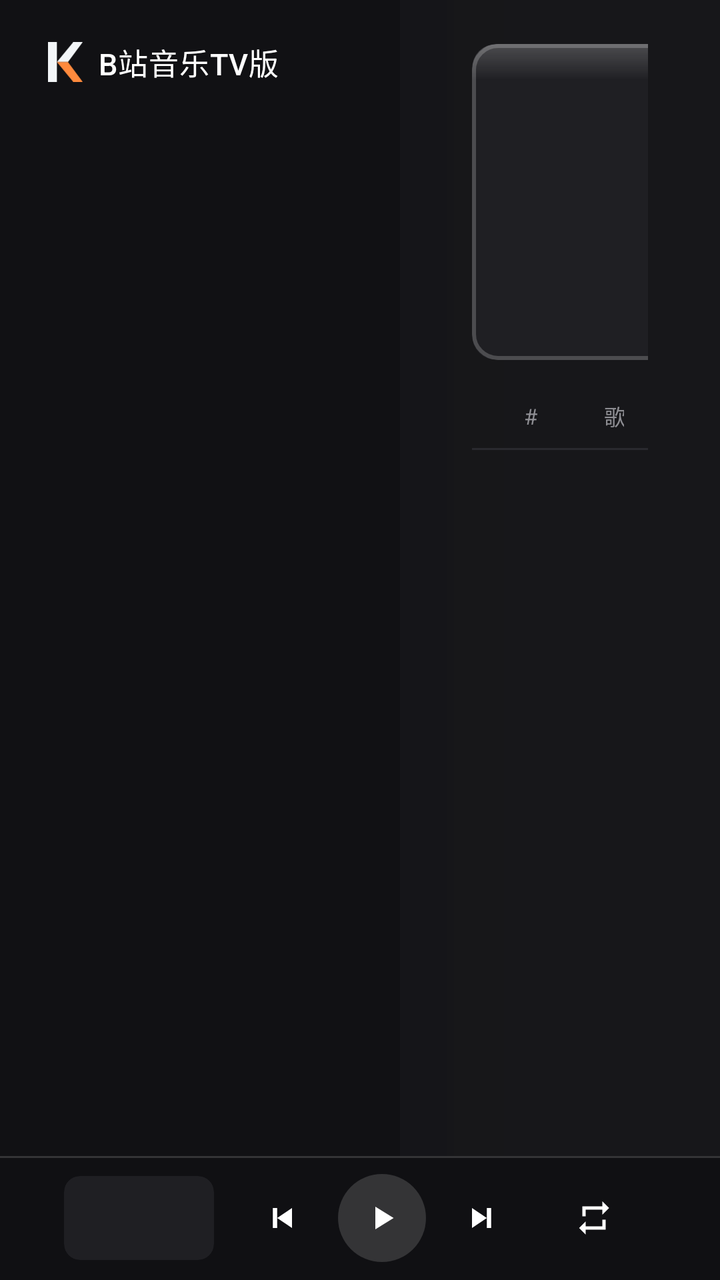
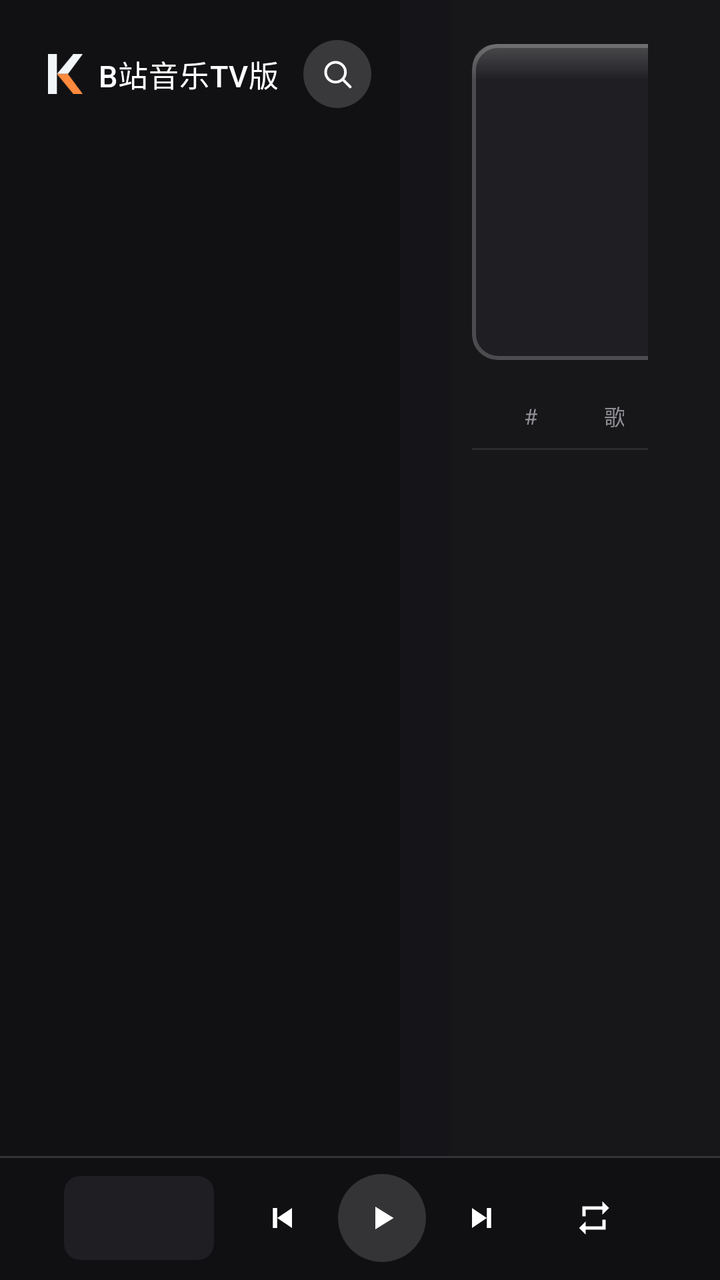

Screens rendered from an Android XML layout before and after an edit, with the pre-edit source and the edit as a unified diff.
<!-- AndroidManifest.xml: application theme Theme.KunPlayer -->
<!-- res/layout/home_stage.xml -->
<?xml version="1.0" encoding="utf-8"?>
<FrameLayout xmlns:android="http://schemas.android.com/apk/res/android"
    android:id="@+id/home_stage"
    android:layout_width="match_parent"
    android:layout_height="match_parent"
    android:background="@color/bg">

    
    <ImageView
        android:id="@+id/home_bg"
        android:layout_width="match_parent"
        android:layout_height="match_parent"
        android:alpha="0"
        android:contentDescription="@null"
        android:scaleType="centerCrop" />

    <View
        android:layout_width="match_parent"
        android:layout_height="match_parent"
        android:background="@drawable/home_scrim" />

    <LinearLayout
        android:layout_width="match_parent"
        android:layout_height="match_parent"
        android:orientation="horizontal"
        android:paddingBottom="62dp">

        <LinearLayout
            android:layout_width="200dp"
            android:layout_height="match_parent"
            android:background="@drawable/bg_sidebar"
            android:orientation="vertical"
            android:paddingStart="10dp"
            android:paddingTop="16dp"
            android:paddingEnd="10dp">

            
            <LinearLayout
                android:layout_width="wrap_content"
                android:layout_height="wrap_content"
                android:layout_marginStart="14dp"
                android:layout_marginTop="4dp"
                android:layout_marginBottom="14dp"
                android:gravity="center_vertical"
                android:orientation="horizontal">

                <ImageView
                    android:layout_width="wrap_content"
                    android:layout_height="20dp"
                    android:adjustViewBounds="true"
                    android:contentDescription="@null"
                    android:src="@drawable/ic_logo_k" />

                <TextView
                    android:layout_width="wrap_content"
                    android:layout_height="wrap_content"
                    android:layout_marginStart="8dp"
                    android:fontFamily="sans-serif-medium"
                    android:letterSpacing="0.02"
                    android:text="@string/app_name"
                    android:textColor="@color/text_primary"
                    android:textSize="15sp" />
            </LinearLayout>

            <LinearLayout
                android:id="@+id/home_nav"
                android:layout_width="match_parent"
                android:layout_height="wrap_content"
                android:orientation="vertical" />
        </LinearLayout>

        <LinearLayout
            android:layout_width="0dp"
            android:layout_height="match_parent"
            android:layout_weight="1"
            android:orientation="vertical"
            android:paddingStart="36dp"
            android:paddingTop="22dp"
            android:paddingEnd="36dp">

            
            <LinearLayout
                android:layout_width="match_parent"
                android:layout_height="wrap_content"
                android:gravity="center_vertical"
                android:orientation="horizontal">

                <FrameLayout
                    android:id="@+id/home_cover_box"
                    android:layout_width="280dp"
                    android:layout_height="158dp"
                    android:background="@drawable/bg_album"
                    android:clipToOutline="true">

                    <ImageView
                        android:id="@+id/home_cover"
                        android:layout_width="match_parent"
                        android:layout_height="match_parent"
                        android:contentDescription="@null"
                        android:scaleType="centerCrop" />

                    
                    <View
                        android:layout_width="match_parent"
                        android:layout_height="18dp"
                        android:layout_gravity="top"
                        android:background="@drawable/bg_cover_sheen" />

                    
                    <View
                        android:layout_width="match_parent"
                        android:layout_height="match_parent"
                        android:background="@drawable/bg_cover_edge" />
                </FrameLayout>

                <LinearLayout
                    android:layout_width="0dp"
                    android:layout_height="wrap_content"
                    android:layout_marginStart="24dp"
                    android:layout_weight="1"
                    android:orientation="vertical">

                    <TextView
                        android:id="@+id/home_title"
                        android:layout_width="match_parent"
                        android:layout_height="wrap_content"
                        android:ellipsize="end"
                        android:fontFamily="sans-serif-medium"
                        android:maxLines="1"
                        android:textColor="@color/text_primary"
                        android:textSize="26sp" />

                    <TextView
                        android:id="@+id/home_sub"
                        android:layout_width="match_parent"
                        android:layout_height="wrap_content"
                        android:layout_marginTop="6dp"
                        android:ellipsize="end"
                        android:maxLines="1"
                        android:textColor="@color/text_secondary"
                        android:textSize="13sp" />

                    <LinearLayout
                        android:layout_width="match_parent"
                        android:layout_height="wrap_content"
                        android:layout_marginTop="16dp"
                        android:gravity="center_vertical"
                        android:orientation="horizontal">

                        
                        <ImageView
                            android:id="@+id/home_refresh"
                            android:layout_width="34dp"
                            android:layout_height="34dp"
                            android:layout_marginEnd="10dp"
                            android:background="@drawable/bg_play_all"
                            android:clickable="true"
                            android:contentDescription="@string/home_refresh"
                            android:focusable="true"
                            android:focusableInTouchMode="true"
                            android:nextFocusRight="@id/home_play_all"
                            android:padding="8dp"
                            android:src="@drawable/ic_refresh"
                            android:tint="@color/text_primary"
                            android:visibility="gone" />

                        <TextView
                            android:id="@+id/home_play_all"
                            android:layout_width="wrap_content"
                            android:layout_height="34dp"
                            android:background="@drawable/bg_play_all"
                            android:clickable="true"
                            android:focusable="true"
                            android:focusableInTouchMode="true"
                            android:fontFamily="sans-serif-medium"
                            android:gravity="center"
                            android:paddingStart="20dp"
                            android:paddingEnd="20dp"
                            android:text="@string/home_play_all"
                            android:textColor="@color/play_all_text"
                            android:textSize="13sp" />

                        <TextView
                            android:id="@+id/home_count"
                            android:layout_width="wrap_content"
                            android:layout_height="wrap_content"
                            android:layout_marginStart="14dp"
                            android:textColor="@color/text_secondary"
                            android:textSize="12sp" />
                    </LinearLayout>

                    
                    <LinearLayout
                        android:id="@+id/home_fav_tools"
                        android:layout_width="match_parent"
                        android:layout_height="wrap_content"
                        android:layout_marginTop="12dp"
                        android:orientation="horizontal"
                        android:visibility="gone">

                        <TextView
                            android:id="@+id/home_fav_new"
                            android:layout_width="wrap_content"
                            android:layout_height="32dp"
                            android:background="@drawable/bg_play_all"
                            android:clickable="true"
                            android:focusable="true"
                            android:focusableInTouchMode="true"
                            android:gravity="center"
                            android:nextFocusRight="@id/home_fav_del"
                            android:paddingStart="16dp"
                            android:paddingEnd="16dp"
                            android:text="@string/fav_new_folder"
                            android:textColor="@color/play_all_text"
                            android:textSize="12sp" />

                        <TextView
                            android:id="@+id/home_fav_del"
                            android:layout_width="wrap_content"
                            android:layout_height="32dp"
                            android:layout_marginStart="10dp"
                            android:background="@drawable/bg_play_all"
                            android:clickable="true"
                            android:focusable="true"
                            android:focusableInTouchMode="true"
                            android:gravity="center"
                            android:nextFocusLeft="@id/home_fav_new"
                            android:paddingStart="16dp"
                            android:paddingEnd="16dp"
                            android:text="@string/fav_del_folder"
                            android:textColor="@color/play_all_text"
                            android:textSize="12sp" />
                    </LinearLayout>
                </LinearLayout>
            </LinearLayout>

            
            <LinearLayout
                android:id="@+id/home_cols"
                android:layout_width="match_parent"
                android:layout_height="24dp"
                android:layout_marginTop="16dp"
                android:gravity="center_vertical"
                android:orientation="horizontal"
                android:paddingStart="12dp"
                android:paddingEnd="12dp">

                <Space
                    android:layout_width="14dp"
                    android:layout_height="1dp" />

                <TextView
                    android:layout_width="28dp"
                    android:layout_height="wrap_content"
                    android:text="@string/home_col_index"
                    android:textColor="@color/text_secondary"
                    android:textSize="11sp" />

                <TextView
                    android:layout_width="0dp"
                    android:layout_height="wrap_content"
                    android:layout_weight="1"
                    android:text="@string/home_col_song"
                    android:textColor="@color/text_secondary"
                    android:textSize="11sp" />

                <TextView
                    android:layout_width="190dp"
                    android:layout_height="wrap_content"
                    android:layout_marginStart="12dp"
                    android:text="@string/home_col_artist"
                    android:textColor="@color/text_secondary"
                    android:textSize="11sp" />

                <TextView
                    android:layout_width="56dp"
                    android:layout_height="wrap_content"
                    android:gravity="end"
                    android:text="@string/home_col_dur"
                    android:textColor="@color/text_secondary"
                    android:textSize="11sp" />
            </LinearLayout>

            <View
                android:layout_width="match_parent"
                android:layout_height="1dp"
                android:layout_marginTop="4dp"
                android:background="@color/hairline" />

            <androidx.recyclerview.widget.RecyclerView
                android:id="@+id/home_list"
                android:layout_width="match_parent"
                android:layout_height="0dp"
                android:layout_marginTop="4dp"
                android:layout_weight="1"
                android:clipToPadding="false"
                android:descendantFocusability="afterDescendants"
                android:overScrollMode="never"
                android:scrollbars="none" />

            <TextView
                android:id="@+id/home_note"
                android:layout_width="match_parent"
                android:layout_height="wrap_content"
                android:layout_marginBottom="4dp"
                android:textColor="@color/text_secondary"
                android:textSize="12sp" />
        </LinearLayout>
    </LinearLayout>

    
    <FrameLayout
        android:id="@+id/home_bar"
        android:layout_width="match_parent"
        android:layout_height="62dp"
        android:layout_gravity="bottom"
        android:background="@drawable/bg_home_bar">

        <LinearLayout
            android:layout_width="match_parent"
            android:layout_height="match_parent"
            android:gravity="center_vertical"
            android:orientation="horizontal"
            android:paddingStart="32dp"
            android:paddingEnd="24dp">

            <FrameLayout
                android:id="@+id/home_bar_cover_box"
                android:layout_width="75dp"
                android:layout_height="42dp"
                android:background="@drawable/bg_bar_cover"
                android:clickable="true"
                android:clipToOutline="true"
                android:focusable="true"
                android:focusableInTouchMode="true"
                android:nextFocusRight="@id/home_bar_title">

                <ImageView
                    android:id="@+id/home_bar_cover"
                    android:layout_width="match_parent"
                    android:layout_height="match_parent"
                    android:contentDescription="@null"
                    android:scaleType="centerCrop" />
            </FrameLayout>

            
            <LinearLayout
                android:layout_width="0dp"
                android:layout_height="wrap_content"
                android:layout_marginStart="14dp"
                android:layout_weight="1"
                android:orientation="vertical">

                <TextView
                    android:id="@+id/home_bar_title"
                    android:layout_width="wrap_content"
                    android:layout_height="wrap_content"
                        android:background="@drawable/bg_bar_title_focus"
                        android:clickable="true"
                        android:ellipsize="end"
                        android:focusable="true"
                    android:focusableInTouchMode="true"
                    android:maxLines="1"
                    android:nextFocusLeft="@id/home_bar_cover_box"
                    android:nextFocusRight="@id/home_bar_prev"
                    android:paddingStart="8dp"
                    android:paddingTop="2dp"
                    android:paddingEnd="8dp"
                    android:paddingBottom="2dp"
                    android:textColor="@color/text_primary"
                    android:textSize="15sp" />

                
                <LinearLayout
                    android:id="@+id/home_bar_artist_row"
                    android:layout_width="match_parent"
                    android:layout_height="16dp"
                    android:layout_marginTop="3dp"
                    android:gravity="center_vertical"
                    android:orientation="horizontal">

                    <TextView
                        android:id="@+id/home_bar_artist"
                        android:layout_width="wrap_content"
                        android:layout_height="wrap_content"
                        android:layout_marginStart="8dp"
                        android:ellipsize="end"
                        android:maxLines="1"
                        android:maxWidth="180dp"
                        android:textColor="@color/text_secondary"
                        android:textSize="12sp" />

                    <FrameLayout
                        android:id="@+id/home_bar_pane"
                        android:layout_width="0dp"
                        android:layout_height="match_parent"
                        android:layout_marginStart="24dp"
                        android:layout_weight="1"
                        android:background="@drawable/bg_bar_pane_focus"
                        android:clickable="true"
                        android:focusable="true"
                        android:focusableInTouchMode="true"
                        android:nextFocusUp="@id/home_bar_title">

                        <TextView
                            android:id="@+id/home_bar_lyric"
                            android:layout_width="match_parent"
                            android:layout_height="wrap_content"
                            android:layout_gravity="center_vertical"
                            android:ellipsize="marquee"
                            android:focusable="false"
                            android:focusableInTouchMode="false"
                            android:includeFontPadding="false"
                            android:marqueeRepeatLimit="marquee_forever"
                            android:singleLine="true"
                            android:textColor="@color/text_secondary"
                            android:textSize="12sp" />

                        
                        <com.kunplayer.tv.ui.SpectrumView
                            android:id="@+id/home_bar_spectrum"
                            android:layout_width="match_parent"
                            android:layout_height="14dp"
                            android:layout_gravity="center"
                            android:visibility="gone" />

                        
                        <com.kunplayer.tv.ui.SpectrumView
                            android:id="@+id/home_bar_spectrum_big"
                            android:layout_width="match_parent"
                            android:layout_height="match_parent"
                            android:visibility="gone" />
                    </FrameLayout>
                </LinearLayout>
            </LinearLayout>

            <ImageView
                android:id="@+id/home_bar_prev"
                android:layout_width="40dp"
                android:layout_height="40dp"
                android:background="@drawable/bg_bar_icon_focus"
                android:clickable="true"
                android:contentDescription="@string/bar_prev"
                android:focusable="true"
                android:focusableInTouchMode="true"
                android:nextFocusLeft="@id/home_bar_title"
                android:nextFocusRight="@id/home_bar_play"
                android:padding="10dp"
                android:src="@drawable/ic_prev"
                android:tint="@color/bar_icon" />

            <ImageView
                android:id="@+id/home_bar_play"
                android:layout_width="44dp"
                android:layout_height="44dp"
                android:layout_marginStart="8dp"
                android:layout_marginEnd="8dp"
                android:background="@drawable/bg_bar_play_glass"
                android:clickable="true"
                android:contentDescription="@string/bar_play"
                android:focusable="true"
                android:focusableInTouchMode="true"
                android:nextFocusLeft="@id/home_bar_prev"
                android:nextFocusRight="@id/home_bar_next"
                android:padding="12dp"
                android:src="@drawable/ic_play"
                android:tint="@color/text_primary" />

            <ImageView
                android:id="@+id/home_bar_next"
                android:layout_width="40dp"
                android:layout_height="40dp"
                android:background="@drawable/bg_bar_icon_focus"
                android:clickable="true"
                android:contentDescription="@string/bar_next"
                android:focusable="true"
                android:focusableInTouchMode="true"
                android:nextFocusLeft="@id/home_bar_play"
                android:nextFocusRight="@id/home_bar_mode"
                android:padding="10dp"
                android:src="@drawable/ic_next"
                android:tint="@color/bar_icon" />

            <ImageView
                android:id="@+id/home_bar_mode"
                android:layout_width="40dp"
                android:layout_height="40dp"
                android:layout_marginStart="16dp"
                android:background="@drawable/bg_bar_icon_focus"
                android:clickable="true"
                android:contentDescription="@string/bar_mode"
                android:focusable="true"
                android:focusableInTouchMode="true"
                android:nextFocusLeft="@id/home_bar_next"
                android:nextFocusRight="@id/home_bar_fav"
                android:padding="10dp"
                android:src="@drawable/ic_mode_order"
                android:tint="@color/bar_icon" />

            <ImageView
                android:id="@+id/home_bar_fav"
                android:layout_width="40dp"
                android:layout_height="40dp"
                android:layout_marginStart="8dp"
                android:background="@drawable/bg_bar_icon_focus"
                android:clickable="true"
                android:contentDescription="@string/now_fav"
                android:focusable="true"
                android:focusableInTouchMode="true"
                android:nextFocusLeft="@id/home_bar_mode"
                android:padding="11dp"
                android:src="@drawable/ic_heart"
                android:tint="@color/accent" />
        </LinearLayout>

        
        <View
            android:id="@+id/home_bar_fill"
            android:layout_width="match_parent"
            android:layout_height="2dp"
            android:layout_gravity="bottom"
            android:background="@color/seek_fill"
            android:scaleX="0"
            android:transformPivotX="0dp" />
    </FrameLayout>
</FrameLayout>
<!-- resources referenced by this layout -->
<resources>
  <color name="accent">#FFFA233B</color>
  <color name="bg">#FF17171A</color>
  <color name="hairline">#FF2A2A2F</color>
  <color name="seek_fill">#FFF2F2F5</color>
  <color name="text_primary">#FFFFFFFF</color>
  <color name="text_secondary">#FF8E8E93</color>
  <!-- drawable bg_album (drawable) -->
  <?xml version="1.0" encoding="utf-8"?>
  <shape xmlns:android="http://schemas.android.com/apk/res/android"
      android:shape="rectangle">
      <corners android:radius="12dp" />
      <solid android:color="@color/surface" />
  </shape>
  <!-- drawable bg_cover_edge (drawable) -->
  <?xml version="1.0" encoding="utf-8"?>
  <shape xmlns:android="http://schemas.android.com/apk/res/android"
      android:shape="rectangle">
      <corners android:radius="12dp" />
      <stroke
          android:width="2dp"
          android:color="@color/cover_edge" />
      <solid android:color="@android:color/transparent" />
  </shape>
  <!-- drawable bg_sidebar (drawable) -->
  <?xml version="1.0" encoding="utf-8"?>
  <shape xmlns:android="http://schemas.android.com/apk/res/android"
      android:shape="rectangle">
      <solid android:color="#F0121215" />
  </shape>
  <!-- drawable home_scrim (drawable) -->
  <?xml version="1.0" encoding="utf-8"?>
  <shape xmlns:android="http://schemas.android.com/apk/res/android"
      android:shape="rectangle">
      <gradient
          android:angle="0"
          android:endColor="#B317171A"
          android:startColor="#CC121215"
          android:type="linear" />
  </shape>
  <!-- drawable ic_play (drawable) -->
  <?xml version="1.0" encoding="utf-8"?>
  <vector xmlns:android="http://schemas.android.com/apk/res/android"
      android:width="24dp"
      android:height="24dp"
      android:viewportWidth="24"
      android:viewportHeight="24">
      <path
          android:fillColor="#FFFFFFFF"
          android:pathData="M8,5.2v13.6L19,12z" />
  </vector>
  <!-- drawable ic_prev (drawable) -->
  <?xml version="1.0" encoding="utf-8"?>
  <vector xmlns:android="http://schemas.android.com/apk/res/android"
      android:width="24dp"
      android:height="24dp"
      android:viewportWidth="24"
      android:viewportHeight="24">
      <path
          android:fillColor="#FFFFFFFF"
          android:pathData="M6.5,6h2.6v12H6.5z M18,6v12l-8.9,-6z" />
  </vector>
  <string name="app_name">B站音乐TV版</string>
  <string name="bar_mode">播放模式</string>
  <string name="bar_next">下一首</string>
  <string name="bar_play">播放或暂停</string>
  <string name="bar_prev">上一首</string>
  <string name="fav_del_folder">删除收藏夹</string>
  <string name="fav_new_folder">新建收藏夹</string>
  <string name="home_col_artist">歌手</string>
  <string name="home_col_dur">时长</string>
  <string name="home_col_index">#</string>
  <string name="home_col_song">歌名</string>
  <string name="home_play_all">播放全部</string>
  <string name="home_refresh">换一批</string>
  <string name="now_fav">收藏</string>
  <color name="surface">#FF1F1F23</color>
  <color name="cover_edge">#33FFFFFF</color>
  <!-- unchanged entries left out for length: 14 -->
</resources>

<!-- the commit's change to res/layout/home_stage.xml (unified diff, before → after) -->
@@ -60,6 +60,21 @@
                     android:text="@string/app_name"
                     android:textColor="@color/text_primary"
                     android:textSize="15sp" />
+
+                
+                <ImageView
+                    android:id="@+id/home_search"
+                    android:layout_width="34dp"
+                    android:layout_height="34dp"
+                    android:layout_marginStart="12dp"
+                    android:background="@drawable/bg_play_all"
+                    android:clickable="true"
+                    android:contentDescription="@string/nav_search"
+                    android:focusable="true"
+                    android:focusableInTouchMode="true"
+                    android:padding="8dp"
+                    android:src="@drawable/ic_nav_search"
+                    android:tint="@color/text_primary" />
             </LinearLayout>
 
             <LinearLayout
@@ -236,6 +251,15 @@
 
             
             <LinearLayout
+                android:id="@+id/home_chips"
+                android:layout_width="match_parent"
+                android:layout_height="wrap_content"
+                android:layout_marginTop="14dp"
+                android:orientation="horizontal"
+                android:visibility="gone" />
+
+            
+            <LinearLayout
                 android:id="@+id/home_cols"
                 android:layout_width="match_parent"
                 android:layout_height="24dp"
<!-- resource entries referenced after the edit -->
@@ -39,6 +39,25 @@
           android:startColor="#CC121215"
           android:type="linear" />
   </shape>
+  <!-- drawable ic_nav_search (drawable) -->
+  <?xml version="1.0" encoding="utf-8"?>
+  <vector xmlns:android="http://schemas.android.com/apk/res/android"
+      android:width="24dp"
+      android:height="24dp"
+      android:viewportWidth="24"
+      android:viewportHeight="24">
+      <path
+          android:fillColor="#00000000"
+          android:pathData="M10.8,10.8 m-6.6,0 a6.6,6.6 0 1,0 13.2,0 a6.6,6.6 0 1,0 -13.2,0"
+          android:strokeColor="#FFFFFFFF"
+          android:strokeWidth="1.8" />
+      <path
+          android:fillColor="#00000000"
+          android:pathData="M15.7,15.7 L20.6,20.6"
+          android:strokeColor="#FFFFFFFF"
+          android:strokeLineCap="round"
+          android:strokeWidth="1.8" />
+  </vector>
   <!-- drawable ic_play (drawable) -->
   <?xml version="1.0" encoding="utf-8"?>
   <vector xmlns:android="http://schemas.android.com/apk/res/android"
@@ -74,6 +93,7 @@
   <string name="home_col_song">歌名</string>
   <string name="home_play_all">播放全部</string>
   <string name="home_refresh">换一批</string>
+  <string name="nav_search">搜索</string>
   <string name="now_fav">收藏</string>
   <color name="surface">#FF1F1F23</color>
   <color name="cover_edge">#33FFFFFF</color>
